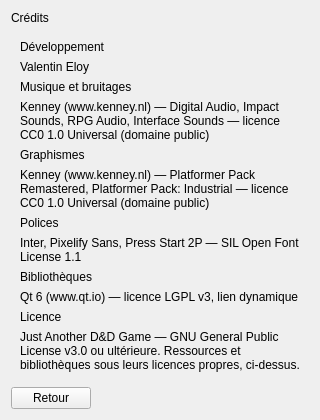
The window that Source/Elements/UI/CreditsScreen.ui (azertval/JustAnotherDnDGame) describes before a commit, drawn with Qt 5.
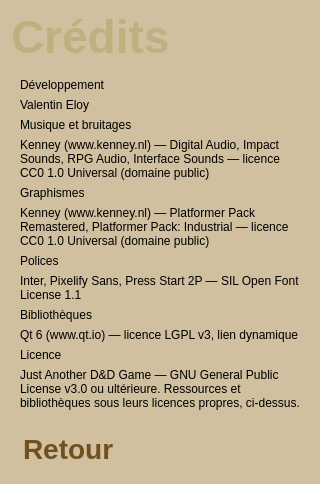
The same window after the commit. Custom widgets are drawn as their Qt base class.

Patch:
```diff
--- a/Source/Elements/UI/CreditsScreen.ui
+++ b/Source/Elements/UI/CreditsScreen.ui
@@ -2,6 +2,47 @@
 <ui version="4.0">
  <class>CreditsScreen</class>
  <widget class="QWidget" name="CreditsScreen">
+  <property name="styleSheet">
+   <string notr="true">#CreditsScreen {
+    background-color: #d0c0a0;
+    font-family: "Pixelify Sans", monospace;
+    font-size: 20px;
+    color: #302000;
+}
+
+#CreditsScreen QLabel#creditsTitle {
+    color: #c0b080;
+    font-family: "Press Start 2P", monospace;
+    font-size: 46px;
+    font-weight: bold;
+}
+
+#CreditsScreen QPushButton {
+    color: #705020;
+    background: transparent;
+    border: none;
+    border-radius: 0;
+    text-align: left;
+    padding: 8px 12px;
+    font-size: 28px;
+    font-weight: bold;
+}
+
+#CreditsScreen QPushButton:hover, #CreditsScreen QPushButton:focus {
+    color: #c0a060;
+}
+
+#CreditsScreen QLabel[creditsRole="section"] {
+    color: #c0a060;
+    font-size: 20px;
+    font-weight: bold;
+}
+
+#CreditsScreen QLabel[creditsRole="entry"] {
+    color: #705020;
+    font-size: 16px;
+}</string>
+  </property>
   <layout class="QVBoxLayout" name="verticalLayout">
    <!-- Marges posees en code (CreditsScreen::CreditsScreen, LOT-56) depuis l'echelle d'espacement
         des jetons, pas de nombre fige ici. -->
```
Left out of the diff: 17 changed lines with no effect on the pictures.
